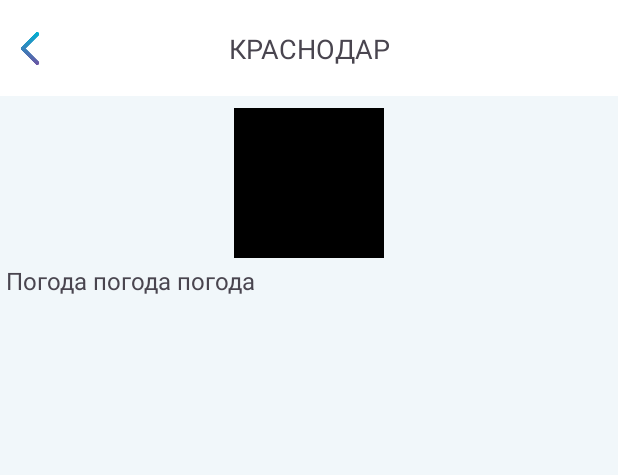
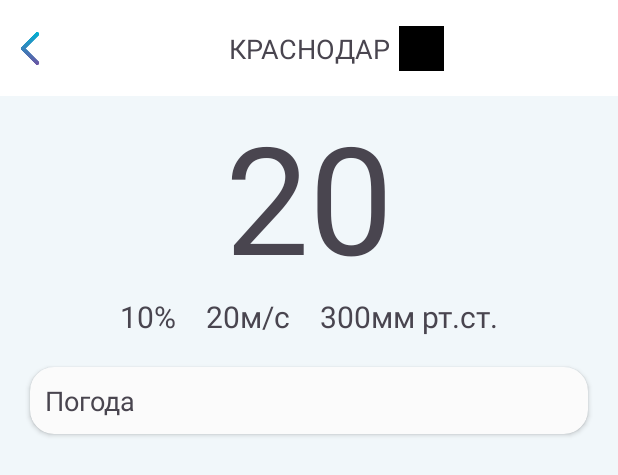
Before and after one commit to cyberTanos/Weather, an Android app: the layout fragment_content.xml on its own in the app's theme, with its tools: preview values and no code run, on a phone screen of 412 x 824 dp. Shown: the top 475 px of the screen. Run offline under Robolectric (Android 15) with nearby library versions, the light colour scheme and no system bars.

Commit message:
TASK-4: Добавить информацию на второй экран

```diff
--- a/app/src/main/java/com/example/weather/model/entity/WeatherEntity.kt
+++ b/app/src/main/java/com/example/weather/model/entity/WeatherEntity.kt
@@ -8,5 +8,9 @@ data class WeatherEntity(
     @PrimaryKey val city: String,
     val temp: String,
     val image: String,
-    val time: String
+    val time: String,
+    val description: String,
+    val humidity: String,
+    val windSpeed: String,
+    val pressure: String
 )
--- a/app/src/main/java/com/example/weather/model/presentation/Weather.kt
+++ b/app/src/main/java/com/example/weather/model/presentation/Weather.kt
@@ -9,5 +9,9 @@ data class Weather(
     val city: String,
     val temp: String,
     @DrawableRes val image: Int,
-    val time: String
+    val time: String,
+    val description: String,
+    val humidity: String,
+    val windSpeed: String,
+    val pressure: String
 ) : Parcelable
--- a/app/src/main/java/com/example/weather/weather/content/ContentFragment.kt
+++ b/app/src/main/java/com/example/weather/weather/content/ContentFragment.kt
@@ -6,7 +6,6 @@ import android.view.View
 import android.view.ViewGroup
 import androidx.fragment.app.Fragment
 import androidx.navigation.fragment.findNavController
-import com.bumptech.glide.Glide
 import com.example.weather.R
 import com.example.weather.databinding.FragmentContentBinding
 import com.example.weather.model.presentation.Weather
@@ -26,7 +25,12 @@ class ContentFragment : Fragment(R.layout.fragment_content) {
 
         val args = arguments?.getParcelable<Weather>(KEY)!!
         binding.cityTitle.text = args.city
+        binding.tempView.text = args.temp
         binding.weatherImage.setImageResource(args.image)
+        binding.description.text = args.description
+        binding.humidityView.text = args.humidity
+        binding.windSpeedView.text = args.windSpeed
+        binding.pressureView.text = args.pressure
 
         return binding.root
     }
--- a/app/src/main/res/layout/fragment_content.xml
+++ b/app/src/main/res/layout/fragment_content.xml
@@ -38,22 +38,70 @@
 
     <ImageView
         android:id="@+id/weatherImage"
-        android:layout_width="100dp"
-        android:layout_height="100dp"
-        android:layout_marginTop="8dp"
-        app:layout_constraintEnd_toEndOf="parent"
-        app:layout_constraintStart_toStartOf="parent"
-        app:layout_constraintTop_toBottomOf="@id/toolbar"
+        android:layout_width="30dp"
+        android:layout_height="30dp"
+        android:layout_margin="6dp"
+        app:layout_constraintBottom_toBottomOf="@id/toolbar"
+        app:layout_constraintStart_toEndOf="@id/cityTitle"
+        app:layout_constraintTop_toTopOf="@id/toolbar"
         tools:background="@color/black" />
 
     <TextView
-        android:id="@+id/description"
+        android:id="@+id/tempView"
         android:layout_width="wrap_content"
         android:layout_height="wrap_content"
-        android:padding="4dp"
-        android:textSize="16dp"
+        android:textSize="100dp"
+        app:layout_constraintEnd_toEndOf="@+id/toolbar"
+        app:layout_constraintStart_toStartOf="@+id/toolbar"
+        app:layout_constraintTop_toBottomOf="@id/toolbar"
+        tools:text="20" />
+
+    <TextView
+        android:id="@+id/humidityView"
+        android:layout_width="wrap_content"
+        android:layout_height="wrap_content"
+        android:layout_marginStart="80dp"
+        android:textSize="20dp"
         app:layout_constraintStart_toStartOf="parent"
-        app:layout_constraintTop_toBottomOf="@id/weatherImage"
-        tools:text="Погода погода погода" />
+        app:layout_constraintTop_toBottomOf="@id/tempView"
+        tools:text="10%" />
+
+    <TextView
+        android:id="@+id/windSpeedView"
+        android:layout_width="wrap_content"
+        android:layout_height="wrap_content"
+        android:layout_marginStart="20dp"
+        android:textSize="20dp"
+        app:layout_constraintStart_toEndOf="@id/humidityView"
+        app:layout_constraintTop_toBottomOf="@id/tempView"
+        tools:text="20м/с" />
+
+    <TextView
+        android:id="@+id/pressureView"
+        android:layout_width="wrap_content"
+        android:layout_height="wrap_content"
+        android:layout_marginStart="20dp"
+        android:textSize="20dp"
+        app:layout_constraintStart_toEndOf="@id/windSpeedView"
+        app:layout_constraintTop_toBottomOf="@id/tempView"
+        tools:text="300мм рт.ст." />
+
+    <androidx.cardview.widget.CardView
+        android:layout_width="match_parent"
+        android:layout_height="wrap_content"
+        android:layout_margin="20dp"
+        android:backgroundTint="#FBFBFB"
+        android:elevation="40dp"
+        app:cardCornerRadius="16dp"
+        app:layout_constraintTop_toBottomOf="@id/humidityView">
+
+        <TextView
+            android:id="@+id/description"
+            android:layout_width="wrap_content"
+            android:layout_height="wrap_content"
+            android:layout_margin="10dp"
+            android:textSize="18dp"
+            tools:text="Погода" />
+    </androidx.cardview.widget.CardView>
 
 </androidx.constraintlayout.widget.ConstraintLayout>
```
Also changed, not shown: app/src/main/java/com/example/weather/domain/WeatherMap.kt (+23 -3 lines), app/src/main/java/com/example/weather/data/response/WeatherResponse.kt (line endings or trailing spaces).
